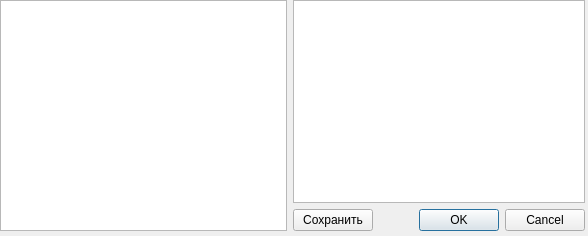
The window that services.ui (nio-kun/timetable) describes before a commit, drawn with Qt 5.
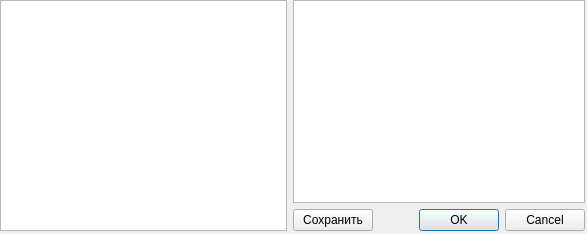
The same window after the commit.

Diff of the .ui file:
```diff
--- a/services.ui
+++ b/services.ui
@@ -6,14 +6,14 @@
    <rect>
     <x>0</x>
     <y>0</y>
-    <width>588</width>
-    <height>236</height>
+    <width>587</width>
+    <height>234</height>
    </rect>
   </property>
   <property name="windowTitle">
    <string>Dialog</string>
   </property>
-  <widget class="QWidget" name="">
+  <widget class="QWidget" name="layoutWidget">
    <property name="geometry">
     <rect>
      <x>0</x>
```
Left out of the diff: 4 changed lines with no effect on the pictures.
